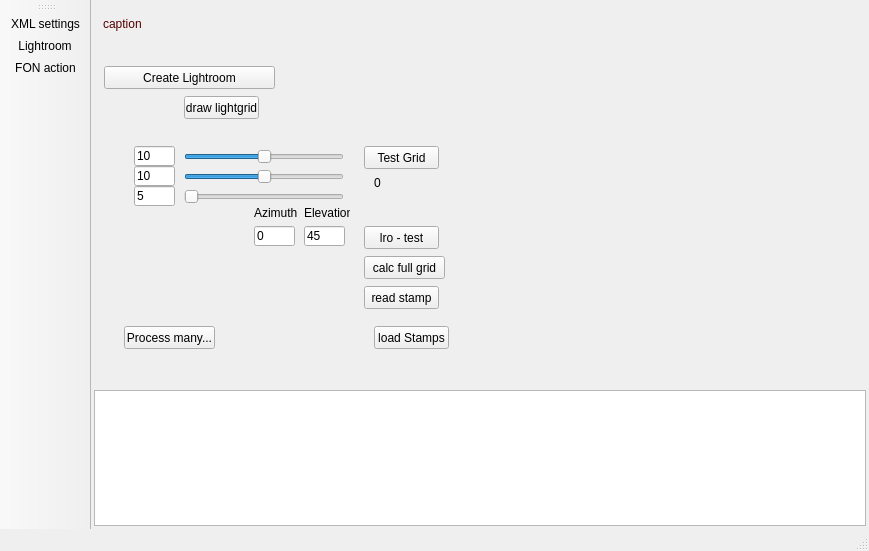
Old version of the form fonstudio/mainwindow.ui in the repository edfm-tum/iland-model.
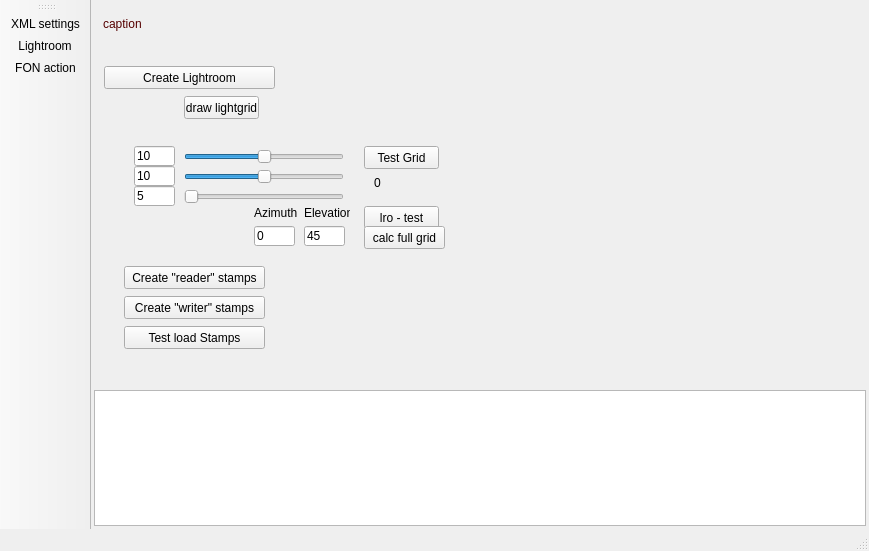
New version of the form. Icons and pictures are not drawn. Custom widgets are drawn as their Qt base class.

Commit message: mainwindow: gui change + variable threshold in xml file when to cut the stamps LightRoom: removed height in calculation of values per column (as we now calc. averages again)

The edit to the form file:
```diff
--- a/fonstudio/mainwindow.ui
+++ b/fonstudio/mainwindow.ui
@@ -158,7 +158,7 @@
         <property name="geometry">
          <rect>
           <x>270</x>
-          <y>180</y>
+          <y>160</y>
           <width>75</width>
           <height>23</height>
          </rect>
@@ -223,7 +223,7 @@
         <property name="geometry">
          <rect>
           <x>270</x>
-          <y>210</y>
+          <y>180</y>
           <width>81</width>
           <height>23</height>
          </rect>
@@ -355,13 +355,13 @@
         <property name="geometry">
          <rect>
           <x>30</x>
-          <y>280</y>
-          <width>91</width>
+          <y>250</y>
+          <width>141</width>
           <height>23</height>
          </rect>
         </property>
         <property name="text">
-         <string>Process many...</string>
+         <string>Create &quot;writer&quot; stamps</string>
         </property>
        </widget>
        <widget class="QLabel" name="lrHemiValue">
@@ -380,27 +380,27 @@
        <widget class="QPushButton" name="lrLoadStamps">
         <property name="geometry">
          <rect>
-          <x>280</x>
+          <x>30</x>
           <y>280</y>
-          <width>75</width>
+          <width>141</width>
           <height>23</height>
          </rect>
         </property>
         <property name="text">
-         <string>load Stamps</string>
+         <string>Test load Stamps</string>
         </property>
        </widget>
        <widget class="QPushButton" name="lrReadStamps">
         <property name="geometry">
          <rect>
-          <x>270</x>
-          <y>240</y>
-          <width>75</width>
+          <x>30</x>
+          <y>220</y>
+          <width>141</width>
           <height>23</height>
          </rect>
         </property>
         <property name="text">
-         <string>read stamp</string>
+         <string>Create &quot;reader&quot; stamps</string>
         </property>
        </widget>
       </widget>
```
Left out of the diff: 12 changed lines with no effect on the pictures. The commit also changes 3 other files.
